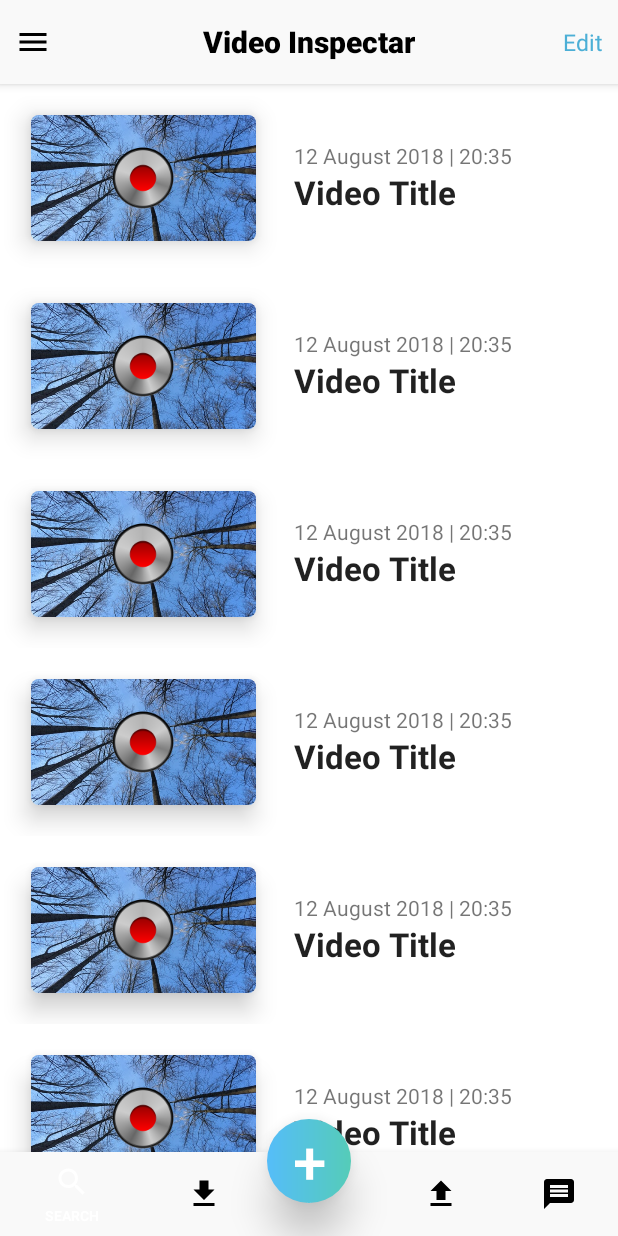
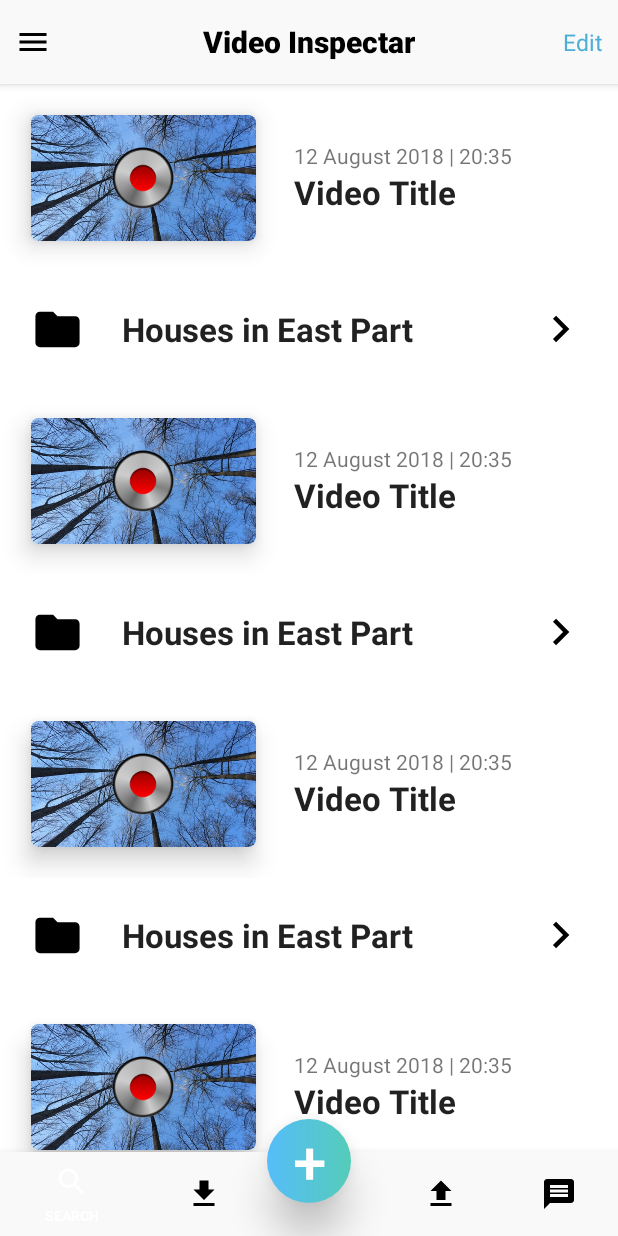
Before and after one commit to sicillian7/annotateapp, an Android app: the screen it shows after launch (HomeActivity), on a phone screen of 412 x 824 dp. Run offline under Robolectric (Android 15) with nearby library versions, the phone set to English and light mode, and no system bars; our stand-ins replace Dagger/Hilt's generated code, Picasso; pictures from the network do not load.

Commit message:
Added folders in the video list

```diff
--- a/app/src/main/java/com/interworks/inspektar/home/HomeAdapter.java
+++ b/app/src/main/java/com/interworks/inspektar/home/HomeAdapter.java
@@ -17,21 +17,42 @@ import java.util.List;
 
 import static java.security.AccessController.getContext;
 
-public class HomeAdapter extends RecyclerView.Adapter<HomeAdapter.ViewHolder> {
+public class HomeAdapter extends RecyclerView.Adapter<RecyclerView.ViewHolder> {
 
 
     private List<VideoListTestData> mTestData;
+    private Context context;
 
 
-    public HomeAdapter(List<VideoListTestData> videoList)
-    {
+    public HomeAdapter(List<VideoListTestData> videoList) {
         mTestData = videoList;
     }
 
+
     @NonNull
     @Override
-    public HomeAdapter.ViewHolder onCreateViewHolder(@NonNull ViewGroup parent, int viewType) {
-        Context context = parent.getContext();
+    public RecyclerView.ViewHolder onCreateViewHolder(@NonNull ViewGroup parent, int viewType) {
+
+
+        context = parent.getContext();
+        LayoutInflater inflater = LayoutInflater.from(context);
+
+        View view;
+
+        switch (viewType){
+            case R.layout.item_video:
+                view = inflater.inflate(R.layout.item_video, parent, false);
+                return new VideosHolder(view);
+            case R.layout.item_folder:
+                view = inflater.inflate(R.layout.item_folder, parent, false);
+                return new FolderHolder(view);
+
+        }
+        return null;
+
+
+
+        /*Context context = parent.getContext();
         LayoutInflater inflater = LayoutInflater.from(context);
 
         // Inflate the custom layout
@@ -39,55 +60,92 @@ public class HomeAdapter extends RecyclerView.Adapter<HomeAdapter.ViewHolder> {
 
         // Return a new holder instance
         ViewHolder viewHolder = new ViewHolder(view);
-        return viewHolder;
+        return viewHolder;*/
+
+
+
+        /*if(viewType == 2)
+        {
+            view = inflater.inflate(R.layout.item_video, parent, false);
+        }
+        else
+        {
+            view = inflater.inflate(R.layout.item_folder, parent, false);
+        }*/
+
+
+
+        //return null;
+
     }
 
     @Override
-    public void onBindViewHolder(@NonNull HomeAdapter.ViewHolder holder, int position) {
+    public void onBindViewHolder(@NonNull RecyclerView.ViewHolder holder, int position) {
 
-        Context context = holder.itemView.getContext();
+        //Context context = holder.itemView.getContext();
 
         VideoListTestData testData = mTestData.get(position);
 
+        if (testData != null) {
 
-        ViewHolder viewHolder = holder;
+            if(holder instanceof VideosHolder)
+            {
+                ((VideosHolder)holder).tvVideoTitle.setText(testData.getTitle());
+                ((VideosHolder)holder).tvVideoDate.setText(testData.getDate());
+                ((VideosHolder)holder).tvVideoHour.setText(testData.getHour());
+                ((VideosHolder)holder).ivVideoImage.setImageResource(testData.getImage());
+                ((VideosHolder)holder).ivPlayBtn.setImageResource(R.drawable.ic_btn_rec);
+            }
+            else if (holder instanceof FolderHolder)
+            {
+                ((FolderHolder)holder).ivFolder.setImageResource(R.drawable.ic_folder_black_24dp);
+                ((FolderHolder)holder).tvFolderTitle.setText(testData.getTitle());
+                ((FolderHolder)holder).ivArrow.setImageResource(R.drawable.ic_keyboard_arrow_right_black_24dp);
+            }
+
+            /*if (testData.getFolder()) {
+
+            }
+            else{
+                VideosHolder viewHolder = (VideosHolder) holder;
                 viewHolder.setIsRecyclable(false);
                 viewHolder.tvVideoTitle.setText(testData.getTitle());
                 viewHolder.tvVideoDate.setText(testData.getDate());
                 viewHolder.tvVideoHour.setText(testData.getHour());
                 viewHolder.ivVideoImage.setImageResource(testData.getImage());
                 viewHolder.ivPlayBtn.setImageResource(R.drawable.ic_btn_rec);
+            }*/
 
-
-//        ImageView ivVideo = holder.ivVideoImage;
-//        ivVideo.setImageResource(testData.getImage());
-//
-//        /*Picasso.get()
-//                .load(testData.getImage())
-//                .transform(new ImageUtils(150, 0))
-//                .into(ivVideo);*/
-//
-//
-//        TextView tvTitle = holder.tvVideoTitle;
-//        tvTitle.setText(testData.getTitle());
-//
-//        TextView tvDate = holder.tvVideoDate;
-//        tvDate.setText(testData.getDate());
-//
-//        TextView tvHour = holder.tvVideoHour;
-//        tvHour.setText(testData.getHour());
-//
-//        ImageView ivPlay = holder.ivPlayBtn;
-//        ivPlay.setImageResource(R.drawable.ic_btn_rec);
+        }
 
     }
 
     @Override
+    public int getItemViewType(int position) {
+        if (mTestData != null) {
+            VideoListTestData object = mTestData.get(position);
+            if (object != null) {
+                if(object.getFolder())
+                {
+                    return R.layout.item_folder;
+                    //return 1;
+                }
+                else
+                    return R.layout.item_video;
+                    //return 2;
+            }
+        }
+        return 0;
+    }
+
+    @Override
     public int getItemCount() {
+        if(mTestData == null)
+            return 0;
         return mTestData.size();
     }
 
-    public class ViewHolder extends RecyclerView.ViewHolder {
+    public class VideosHolder extends RecyclerView.ViewHolder {
 
         public ImageView ivVideoImage;
         public ImageView ivPlayBtn;
@@ -95,7 +153,7 @@ public class HomeAdapter extends RecyclerView.Adapter<HomeAdapter.ViewHolder> {
         public TextView tvVideoDate;
         public TextView tvVideoHour;
 
-        public ViewHolder(View itemView) {
+        public VideosHolder(View itemView) {
             super(itemView);
 
             ivPlayBtn = itemView.findViewById(R.id.ivPlayBtn);
@@ -107,4 +165,19 @@ public class HomeAdapter extends RecyclerView.Adapter<HomeAdapter.ViewHolder> {
 
         }
     }
+
+    public class FolderHolder extends RecyclerView.ViewHolder {
+
+        public ImageView ivFolder;
+        public ImageView ivArrow;
+        public TextView tvFolderTitle;
+
+        public FolderHolder(View itemView) {
+            super(itemView);
+
+            ivFolder = itemView.findViewById(R.id.ivFolder);
+            ivArrow = itemView.findViewById(R.id.ivArrow);
+            tvFolderTitle = itemView.findViewById(R.id.tvFolderTitle);
         }
+    }
+}
--- a/app/src/main/java/com/interworks/inspektar/home/VideoListTestData.java
+++ b/app/src/main/java/com/interworks/inspektar/home/VideoListTestData.java
@@ -13,13 +13,16 @@ public class VideoListTestData {
     private String mDate;
     private String mHour;
     private int mImage;
+    private boolean mFolder;
 
 
-    public VideoListTestData(String title, String date, String hour, int image) {
+    public VideoListTestData(String title, String date, String hour, int image, boolean folder) {
         mTitle = title;
         mDate = date;
         mHour = hour;
         mImage = image;
+        mFolder = folder;
+
     }
 
     public int getImage() {
@@ -38,12 +41,18 @@ public class VideoListTestData {
         return mHour;
     }
 
+    public boolean getFolder() {
+        return mFolder;
+    }
+
     public static ArrayList<VideoListTestData> createTestVideoList(int numberOfVideos){
 
         ArrayList<VideoListTestData> videos = new ArrayList<>();
 
         for (int i = 1; i <= numberOfVideos; i++) {
-            videos.add(new VideoListTestData("Video Title ", "12 August 2018 ", "| 20:35", R.drawable.list_test));
+            videos.add(new VideoListTestData("Video Title ", "12 August 2018 ", "| 20:35", R.drawable.list_test, false));
+            videos.add(new VideoListTestData("Houses in East Part ","12 August 2018 ", "| 20:35", R.drawable.list_test, true));
+            //videos.add(new VideoListTestData("Video Title ", "12 July 2018 ", "| 20:35", R.drawable.list_test, false));
         }
 
         return videos;
--- /dev/null
+++ b/app/src/main/res/drawable/ic_folder_black_24dp.xml
@@ -0,0 +1,9 @@
+<vector xmlns:android="http://schemas.android.com/apk/res/android"
+        android:width="24dp"
+        android:height="24dp"
+        android:viewportWidth="24.0"
+        android:viewportHeight="24.0">
+    <path
+        android:fillColor="#FF000000"
+        android:pathData="M10,4H4c-1.1,0 -1.99,0.9 -1.99,2L2,18c0,1.1 0.9,2 2,2h16c1.1,0 2,-0.9 2,-2V8c0,-1.1 -0.9,-2 -2,-2h-8l-2,-2z"/>
+</vector>
--- /dev/null
+++ b/app/src/main/res/drawable/ic_keyboard_arrow_right_black_24dp.xml
@@ -0,0 +1,9 @@
+<vector xmlns:android="http://schemas.android.com/apk/res/android"
+        android:width="24dp"
+        android:height="24dp"
+        android:viewportWidth="24.0"
+        android:viewportHeight="24.0">
+    <path
+        android:fillColor="#FF000000"
+        android:pathData="M8.59,16.34l4.58,-4.59 -4.58,-4.59L10,5.75l6,6 -6,6z"/>
+</vector>
--- /dev/null
+++ b/app/src/main/res/layout/item_folder.xml
@@ -0,0 +1,49 @@
+<?xml version="1.0" encoding="utf-8"?>
+<LinearLayout xmlns:android="http://schemas.android.com/apk/res/android"
+    xmlns:app="http://schemas.android.com/apk/res-auto"
+    xmlns:tools="http://schemas.android.com/tools"
+    android:layout_width="match_parent"
+    android:layout_height="wrap_content"
+    android:background="@android:color/white"
+    android:clipChildren="false"
+    android:clipToPadding="false"
+    android:orientation="horizontal"
+    android:padding="15dp"
+    android:shadowColor="#000"
+    android:shadowDx="0"
+    android:shadowDy="30"
+    android:shadowRadius="50">
+
+
+    <ImageView
+        android:id="@+id/ivFolder"
+        android:layout_width="35dp"
+        android:layout_height="35dp"
+        android:layout_margin="5dp"
+        android:layout_weight="0"
+        android:clipChildren="false"
+        android:clipToPadding="false"
+        app:srcCompat="@drawable/ic_folder_black_24dp" />
+
+    <TextView
+        android:id="@+id/tvFolderTitle"
+        android:layout_width="wrap_content"
+        android:layout_height="wrap_content"
+        android:layout_gravity="center"
+        android:layout_marginStart="20dp"
+        android:layout_weight="1"
+        android:textAppearance="?android:attr/textAppearanceLarge"
+        android:textStyle="bold"
+        tools:text="Houses in East Part" />
+
+    <ImageView
+        android:id="@+id/ivArrow"
+        android:layout_width="35dp"
+        android:layout_height="35dp"
+        android:layout_gravity="center"
+        android:layout_margin="5dp"
+        android:clipChildren="false"
+        android:clipToPadding="false"
+        app:srcCompat="@drawable/ic_keyboard_arrow_right_black_24dp" />
+
+</LinearLayout>
```
Lines whose indentation alone changed are shown as unchanged.
